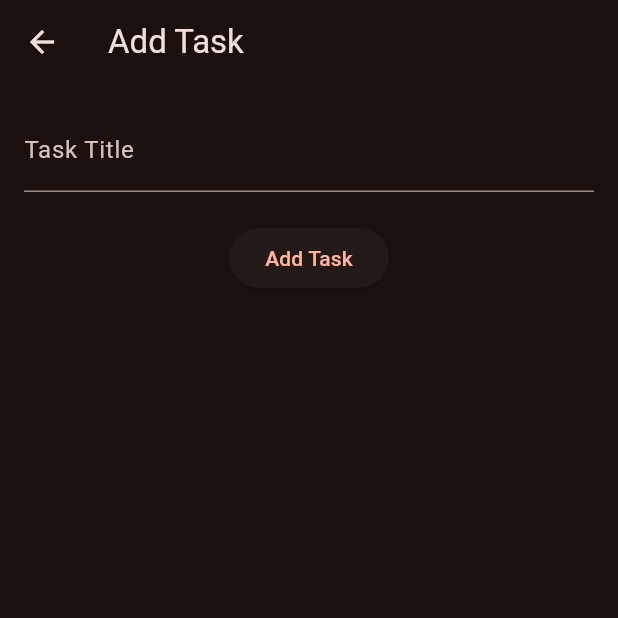
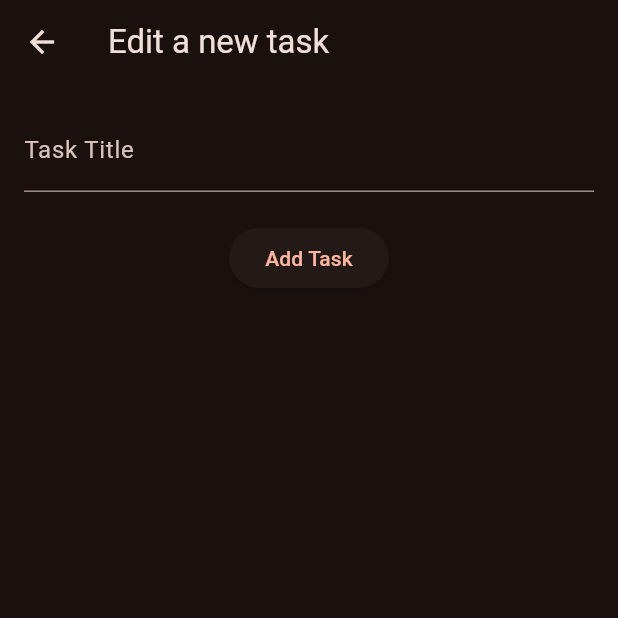
Before and after one commit to niluved/ToDo-app, a Flutter app: the AddTaskScreen screen opened directly, on a phone screen of 412 x 824 dp, the top half of it. Run offline on Flutter 3.47's test engine with Material 3 defaults, Android fonts, the phone set to English and light mode, and no system bars.

Commit message:
minor bug fixing

```diff
--- a/lib/models/task_model.dart
+++ b/lib/models/task_model.dart
@@ -2,7 +2,10 @@ class Task {
   String title;
   bool completed;
 
-  Task({required this.title, this.completed = false});
+  Task({
+    required this.title,
+    this.completed = false,
+  });
 
   // Convert JSON-encodable map to Task object
   factory Task.fromJson(Map<String, dynamic> json) {
--- a/lib/pages/add_new_task.dart
+++ b/lib/pages/add_new_task.dart
@@ -12,7 +12,7 @@ class AddTaskScreen extends StatelessWidget {
   Widget build(BuildContext context) {
     return Scaffold(
       appBar: AppBar(
-        title: const Text('Add Task'),
+        title: const Text('Edit a new task'),
       ),
       body: Padding(
         padding: const EdgeInsets.all(16.0),
@@ -26,7 +26,7 @@ class AddTaskScreen extends StatelessWidget {
               const SizedBox(height: 20),
               ElevatedButton(
                 onPressed: () {
-                  // aggiunge una nuova task
+                  // aggiunge un nuovo task
                   final newTask = Task(title: _controller.text);
                   taskprovider.addTask(newTask);
                   Navigator.pop(context);
```
Also changed, not shown: 1 other file.
